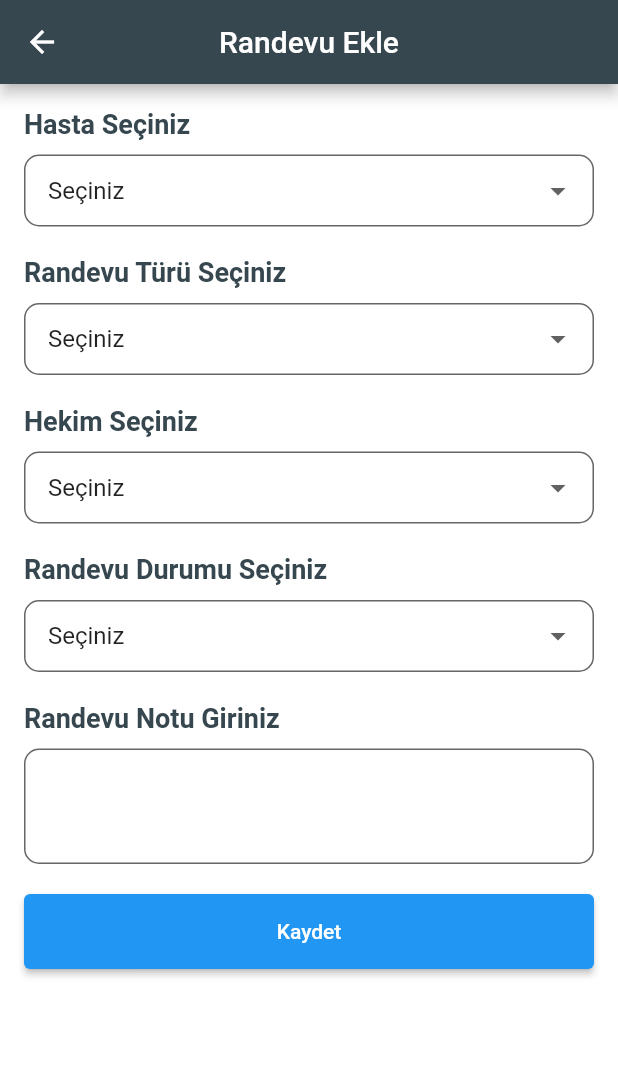
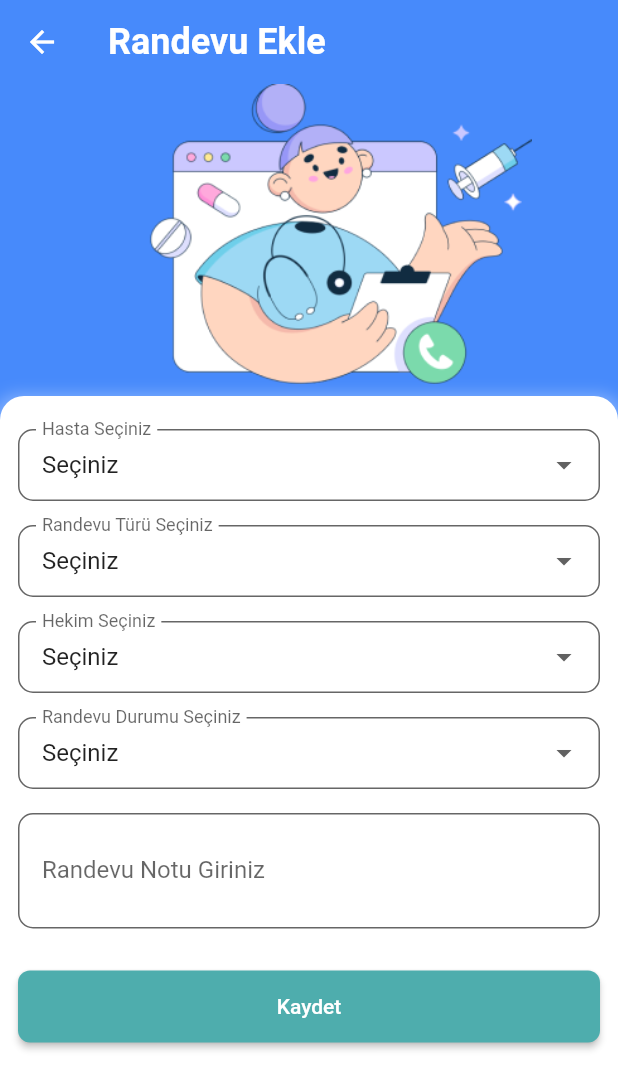
Before and after one commit to ef777/dentalasistan, a Flutter app: the RandevuEkle screen opened directly, on a phone screen of 412 x 824 dp. Shown: the top 1089 px of the screen. Run offline on Flutter 3.47's test engine with Material 2 defaults, Android fonts, the light colour scheme and no system bars; our stand-ins replace animated_splash_screen, fan_carousel_image_slider, firebase_auth, firebase_core, get, google_fonts and 1 more; missing offline and left inert: custom_date_range_picker, faded_widget, onesignal_flutter; accounts and stored records are empty; network calls fail.

Commit message:
giris-randevuekle-yaklasanrandevu

```diff
--- a/lib/hastasayfa.dart
+++ b/lib/hastasayfa.dart
@@ -223,14 +223,14 @@ class HastaCard extends StatelessWidget {
   @override
   Widget build(BuildContext context) {
     return Padding(
-      padding: const EdgeInsets.all(8.0),
+      padding: const EdgeInsets.symmetric(horizontal: 20, vertical: 8),
       child: Stack(
         children: [
           Padding(
             padding: const EdgeInsets.only(left: 8),
             child: Container(
               padding: const EdgeInsets.all(8),
-              width: 330,
+              width: double.infinity,
               height: 130,
               decoration: BoxDecoration(
                 color: Colors.white,
--- a/lib/home_view.dart
+++ b/lib/home_view.dart
@@ -3,6 +3,7 @@ import 'package:dental_asistanim/const.dart';
 import 'package:dental_asistanim/hastaekle.dart';
 import 'package:dental_asistanim/randevuekle.dart';
 import 'package:dental_asistanim/selectionCard.dart';
+import 'package:dental_asistanim/yaklasan_randevu.dart';
 import 'package:flutter/material.dart';
 import 'package:get/get.dart';
 
@@ -70,7 +71,9 @@ class _HomeViewState extends State<HomeView> {
                           thickness: 1,
                         ),
                         SelectionCard(
-                          onPressed: () {},
+                          onPressed: () {
+                            Get.to(YaklasanRandevu());
+                          },
                           size: size,
                           selectionCardModel: selectionCardModelList[0],
                         ),
--- a/lib/randevuekle.dart
+++ b/lib/randevuekle.dart
@@ -1,6 +1,9 @@
+import 'package:dental_asistanim/const.dart';
 import 'package:dental_asistanim/randevutarih.dart';
 import 'package:flutter/material.dart';
 import 'package:get/get.dart';
+
+import 'custon_button.dart';
 
 class RandevuEkle extends StatefulWidget {
   @override
@@ -54,37 +57,65 @@ class _RandevuEkleState extends State<RandevuEkle> {
     }
 
     return Scaffold(
+        backgroundColor: sfColor,
         appBar: AppBar(
-          title: Text('Randevu Ekle'),
-          centerTitle: true,
-          backgroundColor: Colors.blueGrey[800],
+          elevation: 0,
+          title: Text(
+            "Randevu Ekle",
+            style: Theme.of(context)
+                .textTheme
+                .headlineSmall
+                ?.copyWith(fontWeight: FontWeight.w600, color: Colors.white),
           ),
-        body: SingleChildScrollView(
-          child: Padding(
-            padding: const EdgeInsets.all(16.0),
+          backgroundColor: Colors.transparent,
+        ),
+        body: Column(
+          children: [
+            Padding(
+              padding: const EdgeInsets.only(left: 24, bottom: 8),
+              child: Image.asset(
+                "assets/image2.png",
+                height: 200,
+              ),
+            ),
+            Expanded(
+              child: Container(
+                padding: const EdgeInsets.all(12),
+                width: double.infinity,
+                decoration: BoxDecoration(
+                  boxShadow: [
+                    BoxShadow(
+                      color: Colors.white.withOpacity(0.3),
+                      offset: const Offset(0, 3),
+                      blurRadius: 8.0,
+                      spreadRadius: 4.0,
+                    ),
+                  ],
+                  color: Colors.white,
+                  borderRadius: BorderRadius.only(
+                    topLeft: Radius.circular(dfBorderRadius),
+                    topRight: Radius.circular(dfBorderRadius),
+                  ),
+                ),
                 child: Form(
                   key: _formKey,
-              child: Column(
-                crossAxisAlignment: CrossAxisAlignment.stretch,
+                  child: ListView(
                     children: <Widget>[
-                  Text(
-                    'Hasta Seçiniz',
-                    style: TextStyle(
-                      fontSize: 18,
-                      fontWeight: FontWeight.bold,
-                      color: Colors.blueGrey[800],
-                    ),
-                  ),
-                  SizedBox(height: 10),
+                      const SizedBox(height: 10),
                       DropdownButtonFormField<String>(
                         value: _selectedHasta.isEmpty ? null : _selectedHasta,
                         items: hastaListesi.map((String value) {
-                      return new DropdownMenuItem<String>(
+                          return DropdownMenuItem<String>(
                             value: value.isEmpty ? null : value,
-                        child: new Text(value),
+                            child: Text(value),
                           );
                         }).toList(),
                         decoration: InputDecoration(
+                          focusedBorder: OutlineInputBorder(
+                            borderSide: BorderSide(color: solidColor),
+                            borderRadius: BorderRadius.circular(10),
+                          ),
+                          labelText: "Hasta Seçiniz",
                           filled: true,
                           fillColor: Colors.white,
                           border: OutlineInputBorder(
@@ -105,27 +136,23 @@ class _RandevuEkleState extends State<RandevuEkle> {
                           });
                         },
                       ),
-                  SizedBox(height: 20),
-                  Text(
-                    'Randevu Türü Seçiniz',
-                    style: TextStyle(
-                      fontSize: 18,
-                      fontWeight: FontWeight.bold,
-                      color: Colors.blueGrey[800],
-                    ),
-                  ),
-                  SizedBox(height: 10),
+                      const SizedBox(height: 16),
                       DropdownButtonFormField<String>(
                         value: _selectedRandevuTuru.isEmpty
                             ? null
                             : _selectedRandevuTuru,
                         items: randevuTurleri.map((String value) {
-                      return new DropdownMenuItem<String>(
+                          return DropdownMenuItem<String>(
                             value: value.isEmpty ? null : value,
-                        child: new Text(value),
+                            child: Text(value),
                           );
                         }).toList(),
                         decoration: InputDecoration(
+                          focusedBorder: OutlineInputBorder(
+                            borderSide: BorderSide(color: solidColor),
+                            borderRadius: BorderRadius.circular(10),
+                          ),
+                          labelText: "Randevu Türü Seçiniz",
                           filled: true,
                           fillColor: Colors.white,
                           border: OutlineInputBorder(
@@ -146,25 +173,21 @@ class _RandevuEkleState extends State<RandevuEkle> {
                           });
                         },
                       ),
-                  SizedBox(height: 20),
-                  Text(
-                    'Hekim Seçiniz',
-                    style: TextStyle(
-                      fontSize: 18,
-                      fontWeight: FontWeight.bold,
-                      color: Colors.blueGrey[800],
-                    ),
-                  ),
-                  SizedBox(height: 10),
+                      const SizedBox(height: 16),
                       DropdownButtonFormField<String>(
                         value: _selectedHekim.isEmpty ? null : _selectedHekim,
                         items: hekimler.map((String value) {
-                      return new DropdownMenuItem<String>(
+                          return DropdownMenuItem<String>(
                             value: value.isEmpty ? null : value,
-                        child: new Text(value),
+                            child: Text(value),
                           );
                         }).toList(),
                         decoration: InputDecoration(
+                          focusedBorder: OutlineInputBorder(
+                            borderSide: BorderSide(color: solidColor),
+                            borderRadius: BorderRadius.circular(10),
+                          ),
+                          labelText: "Hekim Seçiniz",
                           filled: true,
                           fillColor: Colors.white,
                           border: OutlineInputBorder(
@@ -185,27 +208,23 @@ class _RandevuEkleState extends State<RandevuEkle> {
                           });
                         },
                       ),
-                  SizedBox(height: 20),
-                  Text(
-                    'Randevu Durumu Seçiniz',
-                    style: TextStyle(
-                      fontSize: 18,
-                      fontWeight: FontWeight.bold,
-                      color: Colors.blueGrey[800],
-                    ),
-                  ),
-                  SizedBox(height: 10),
+                      const SizedBox(height: 16),
                       DropdownButtonFormField<String>(
                         value: _selectedRandevuDurumu.isEmpty
                             ? null
                             : _selectedRandevuDurumu,
                         items: randevuDurumu.map((String value) {
-                      return new DropdownMenuItem<String>(
+                          return DropdownMenuItem<String>(
                             value: value.isEmpty ? null : value,
-                        child: new Text(value),
+                            child: Text(value),
                           );
                         }).toList(),
                         decoration: InputDecoration(
+                          focusedBorder: OutlineInputBorder(
+                            borderSide: BorderSide(color: solidColor),
+                            borderRadius: BorderRadius.circular(10),
+                          ),
+                          labelText: "Randevu Durumu Seçiniz",
                           filled: true,
                           fillColor: Colors.white,
                           border: OutlineInputBorder(
@@ -226,19 +245,15 @@ class _RandevuEkleState extends State<RandevuEkle> {
                           });
                         },
                       ),
-                  SizedBox(height: 20),
-                  Text(
-                    'Randevu Notu Giriniz',
-                    style: TextStyle(
-                      fontSize: 18,
-                      fontWeight: FontWeight.bold,
-                      color: Colors.blueGrey[800],
-                    ),
-                  ),
-                  SizedBox(height: 10),
+                      const SizedBox(height: 16),
                       TextFormField(
                         maxLines: 3,
                         decoration: InputDecoration(
+                          focusedBorder: OutlineInputBorder(
+                            borderSide: BorderSide(color: solidColor),
+                            borderRadius: BorderRadius.circular(10),
+                          ),
+                          labelText: "Randevu Notu Giriniz",
                           filled: true,
                           fillColor: Colors.white,
                           border: OutlineInputBorder(
@@ -256,23 +271,20 @@ class _RandevuEkleState extends State<RandevuEkle> {
                         },
                       ),
                       SizedBox(height: 20),
-                  ElevatedButton(
-                    onPressed: () {
-                      Get.to(AppointmentPage());
-                      if (_formKey.currentState!.validate()) {}
-                    },
-                    child: Text('Kaydet'),
-                    style: ElevatedButton.styleFrom(
-                      padding: const EdgeInsets.symmetric(
-                        vertical: 16,
+                      Padding(
+                        padding: const EdgeInsets.symmetric(vertical: 8),
+                        child: CustomButton(
+                          height: 48,
+                          onPressed: () async {},
+                          title: "Kaydet",
                         ),
-                      minimumSize: Size(double.infinity, 50),
-                    ),
-                  ),
+                      )
                     ],
                   ),
                 ),
               ),
+            )
+          ],
         ));
   }
 }
--- a/pubspec.yaml
+++ b/pubspec.yaml
@@ -60,6 +60,8 @@ dependencies:
   flutter_rating_bar: ^4.0.0
   faded_widget: ^2.0.0
   table_calendar: ^3.0.0
+  custom_date_range_picker: ^1.0.7
+  fan_carousel_image_slider: ^0.1.2
 
 
 
```
Also changed, not shown: lib/giris.dart (+56 -0 lines), lib/yaklasan_randevu.dart (added, +268 -0 lines), assets/yaklasan.png (added), pubspec.lock, 2 other files. Lines whose indentation alone changed are shown as unchanged.
